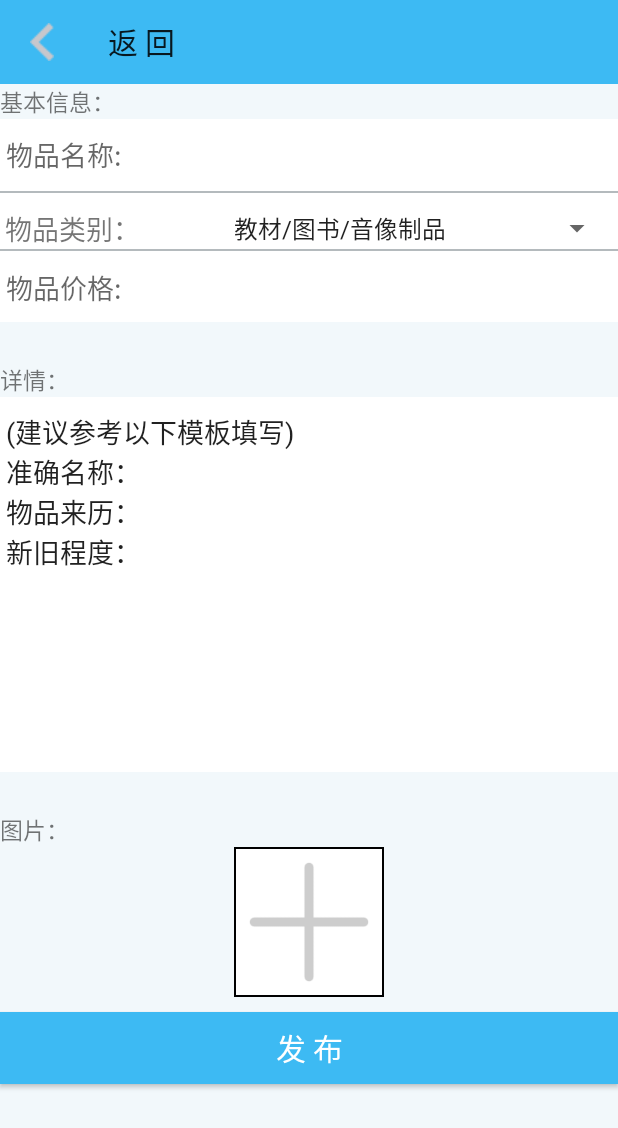
After one commit to smoooom/second-hand-goods, an Android app: the layout activity_add_goods.xml on its own in the app's theme, with its tools: preview values and no code run, on a phone screen of 412 x 824 dp. The commit adds this screen. Shown: the top 1128 px of the screen. Run offline under Robolectric (Android 15) with nearby library versions, the phone set to English and light mode, and no system bars.

Commit message:
wsd_push_1

```diff
--- a/app/src/main/AndroidManifest.xml
+++ b/app/src/main/AndroidManifest.xml
@@ -1,6 +1,6 @@
 <?xml version="1.0" encoding="utf-8"?>
 <manifest xmlns:android="http://schemas.android.com/apk/res/android"
-    xmlns:tools="http://schemas.android.com/tools" >
+    xmlns:tools="http://schemas.android.com/tools">
 
     <application
         android:allowBackup="true"
@@ -11,7 +11,10 @@
         android:roundIcon="@mipmap/ic_launcher_round"
         android:supportsRtl="true"
         android:theme="@style/Theme.MyApplication"
-        tools:targetApi="31" >
+        tools:targetApi="31">
+        <activity
+            android:name=".activity.AddGoodsActivity"
+            android:exported="false" />
         <activity
             android:name=".activity.UserActivity"
             android:exported="false"
@@ -22,7 +25,7 @@
             android:exported="false" />
         <activity
             android:name=".MainActivity"
-            android:exported="true" >
+            android:exported="true">
             <intent-filter>
                 <action android:name="android.intent.action.MAIN" />
 
@@ -30,5 +33,6 @@
             </intent-filter>
         </activity>
     </application>
+    <uses-permission android:name="android.permission.READ_EXTERNAL_STORAGE" />
 
 </manifest>
--- a/app/src/main/java/com/example/myapplication/DataBase/DBUtil.java
+++ b/app/src/main/java/com/example/myapplication/DataBase/DBUtil.java
@@ -17,7 +17,7 @@ public class DBUtil extends SQLiteOpenHelper {
 
     public static SQLiteDatabase db = null;//通过db进行数据库操作
 
-    private static final int VERSION = 15;//版本 //每一次对数据库进行操作该数据都会加1
+    private static final int VERSION = 17;//版本 //每一次对数据库进行操作该数据都会加1
 
     public DBUtil(Context context){
         super(context,DB_NAME,null,VERSION,null);
--- a/app/src/main/java/com/example/myapplication/MainActivity.java
+++ b/app/src/main/java/com/example/myapplication/MainActivity.java
@@ -13,6 +13,7 @@ import android.widget.Toast;
 
 import com.example.myapplication.Dao.UserDao;
 import com.example.myapplication.DataBase.DBUtil;
+import com.example.myapplication.activity.AddGoodsActivity;
 import com.example.myapplication.activity.SignUp;
 import com.example.myapplication.activity.UserActivity;
 
@@ -28,7 +29,7 @@ public class MainActivity extends AppCompatActivity {
         SQLiteDatabase db = dbUtil.getWritableDatabase();//获取数据库连接
         DBUtil.db=db;
 
-        Intent intent=new Intent(MainActivity.this, UserActivity.class);
+        Intent intent=new Intent(MainActivity.this, AddGoodsActivity.class);
         startActivity(intent);
 
         // 读取表格信息
--- /dev/null
+++ b/app/src/main/java/com/example/myapplication/activity/AddGoodsActivity.java
@@ -0,0 +1,77 @@
+package com.example.myapplication.activity;
+
+import androidx.appcompat.app.AppCompatActivity;
+import androidx.appcompat.widget.Toolbar;
+
+import android.content.Intent;
+import android.os.Bundle;
+import android.view.View;
+import android.widget.Button;
+import android.widget.EditText;
+import android.widget.ImageView;
+import android.widget.Spinner;
+import android.widget.Toast;
+import android.net.Uri;
+import android.graphics.Bitmap;
+import android.provider.MediaStore;
+import android.app.Activity;
+import com.example.myapplication.MainActivity;
+import com.example.myapplication.R;
+
+public class AddGoodsActivity extends AppCompatActivity {
+
+    @Override
+    protected void onCreate(Bundle savedInstanceState) {
+        super.onCreate(savedInstanceState);
+        setContentView(R.layout.activity_add_goods);
+
+        //实现返回功能
+        Toolbar toolbar=this.findViewById(R.id.sign_up_toolbar);
+        setSupportActionBar(toolbar);
+        toolbar.setNavigationOnClickListener(new View.OnClickListener() {
+            @Override
+            public void onClick(View view) {
+                Intent intent=new Intent(AddGoodsActivity.this, UserActivity.class);
+                startActivity(intent);
+            }
+        });
+
+        EditText name = findViewById(R.id.upload_goods_name);
+        EditText price = findViewById(R.id.upload_goods_price);
+        EditText detail = findViewById(R.id.upload_goods_detail);
+        Spinner category = findViewById(R.id.upload_goods_name_category_spinner);
+        Button upload = findViewById(R.id.upload_button);
+        ImageView image = findViewById(R.id.upload_image);
+
+        image.setOnClickListener(new View.OnClickListener() {
+            @Override
+            public void onClick(View view){
+                Toast.makeText(AddGoodsActivity.this,"upload_image被点击了", Toast.LENGTH_SHORT).show();
+                Intent galleryIntent = new Intent(Intent.ACTION_PICK, MediaStore.Images.Media.EXTERNAL_CONTENT_URI);
+                startActivityForResult(galleryIntent, 1);
+            }
+
+        });
+
+        upload.setOnClickListener(new View.OnClickListener() {
+            @Override
+            public void onClick(View view) {
+                String nameT = name.getText().toString();
+                String priceT = price.getText().toString();
+                String detailT = detail.getText().toString();
+
+
+            if(nameT.isEmpty()){
+                Toast.makeText(AddGoodsActivity.this, "请填写物品名", Toast.LENGTH_SHORT).show();
+            }
+                else if(priceT.isEmpty()){
+                Toast.makeText(AddGoodsActivity.this, "请填写价格", Toast.LENGTH_SHORT).show();
+            }
+                else if(detailT.isEmpty()){
+                Toast.makeText(AddGoodsActivity.this, "请填写详情", Toast.LENGTH_SHORT).show();
+            }
+
+            }
+        });
+    }
+}
--- /dev/null
+++ b/app/src/main/res/drawable/border.xml
@@ -0,0 +1,8 @@
+<?xml version="1.0" encoding="utf-8"?>
+    <shape xmlns:android="http://schemas.android.com/apk/res/android"
+        android:shape="rectangle">
+        <solid android:color="#FFFFFF" /> <!-- 背景填充颜色，白色示例 -->
+        <stroke
+            android:width="1dp"
+        android:color="#000000" /> <!-- 边框颜色，红色示例 -->
+    </shape>
--- /dev/null
+++ b/app/src/main/res/layout/activity_add_goods.xml
@@ -0,0 +1,152 @@
+<?xml version="1.0" encoding="utf-8"?>
+
+<LinearLayout
+xmlns:tools="http://schemas.android.com/tools"
+xmlns:android="http://schemas.android.com/apk/res/android"
+xmlns:app="http://schemas.android.com/apk/res-auto"
+android:layout_width="match_parent"
+android:layout_height="match_parent"
+tools:context=".activity.AddGoodsActivity"
+android:orientation="vertical"
+android:gravity="center_horizontal"
+android:background="#F2F8FB"
+    >
+
+<androidx.appcompat.widget.Toolbar
+    android:id="@+id/sign_up_toolbar"
+    android:layout_width="match_parent"
+    android:layout_height="wrap_content"
+    android:background="#3DBAF3"
+    app:navigationIcon="@drawable/back_arrow"
+    app:title="返 回"/>
+
+    <TextView
+        android:layout_width="match_parent"
+        android:layout_height="wrap_content"
+        android:text="基本信息："
+        android:textSize="15sp" />
+
+    <LinearLayout
+        android:layout_width="match_parent"
+        android:layout_height="match_parent"
+        android:gravity="center_horizontal"
+        android:orientation="vertical"
+        android:paddingLeft="0dp"
+        android:paddingRight="0dp">
+
+
+        <LinearLayout
+            android:layout_width="match_parent"
+            android:layout_height="135dp"
+            android:background="#FFFFFF"
+            android:gravity="center_horizontal"
+            android:orientation="vertical"
+            android:paddingLeft="0dp"
+            android:paddingRight="0dp">
+
+            <EditText
+                android:id="@+id/upload_goods_name"
+                android:layout_width="match_parent"
+                android:layout_height="wrap_content"
+                android:layout_marginTop="0dp"
+                android:backgroundTint="#FFFFFF"
+                android:hint="物品名称:" />
+
+            <View
+                android:layout_width="match_parent"
+                android:layout_height="1dp"
+                android:background="#B4BABD" />
+
+            <LinearLayout
+                android:layout_width="match_parent"
+                android:layout_height="wrap_content"
+                android:layout_marginTop="10dp"
+                android:orientation="horizontal"
+                android:paddingLeft="3dp"
+                android:paddingRight="3dp">
+
+                <TextView
+                    android:layout_width="wrap_content"
+                    android:layout_height="match_parent"
+                    android:layout_weight="1"
+                    android:text="物品类别："
+                    android:textSize="18sp" />
+
+                <Spinner
+                    android:id="@+id/upload_goods_name_category_spinner"
+                    android:layout_width="wrap_content"
+                    android:layout_height="match_parent"
+                    android:layout_weight="1"
+                    android:entries="@array/ctype" />
+            </LinearLayout>
+
+            <View
+                android:layout_width="match_parent"
+                android:layout_height="1dp"
+                android:background="#B4BABD" />
+
+            <EditText
+                android:id="@+id/upload_goods_price"
+                android:layout_width="match_parent"
+                android:layout_height="43dp"
+                android:layout_marginTop="5dp"
+                android:backgroundTint="#FFFFFF"
+                android:hint="物品价格:" />
+        </LinearLayout>
+
+        <TextView
+            android:layout_width="match_parent"
+            android:layout_height="50dp"
+            android:gravity="bottom"
+            android:text="详情："
+            android:textSize="15sp" />
+
+        <LinearLayout
+            android:layout_width="match_parent"
+            android:layout_height="250dp"
+            android:background="#FFFFFF"
+            android:gravity="center_horizontal"
+            android:orientation="vertical"
+            android:paddingLeft="0dp"
+            android:paddingRight="0dp">
+
+            <EditText
+                android:id="@+id/upload_goods_detail"
+                android:layout_width="match_parent"
+                android:layout_height="234dp"
+                android:layout_marginTop="0dp"
+                android:backgroundTint="#FFFFFF"
+                android:gravity="top"
+                android:text="(建议参考以下模板填写)\n准确名称：\n物品来历：\n新旧程度：\n" />
+        </LinearLayout>
+
+        <TextView
+            android:layout_width="match_parent"
+            android:layout_height="50dp"
+            android:gravity="bottom"
+            android:text="图片："
+            android:textSize="15sp" />
+
+
+        <ImageView
+            android:id="@+id/upload_image"
+            android:layout_width="100dp"
+            android:layout_height="100dp"
+            android:background="@drawable/border"
+            android:clickable="true"
+            android:padding="1dp"
+            android:src="@drawable/add" />
+
+        <Button
+            android:id="@+id/upload_button"
+            android:layout_width="match_parent"
+            android:layout_height="wrap_content"
+            android:layout_marginTop="10dp"
+            android:background="#3DBAF3"
+            android:foreground="?android:attr/selectableItemBackground"
+            android:text="发 布"
+            android:textColor="@color/white"
+            android:textSize="20sp" />
+
+    </LinearLayout>
+</LinearLayout>
--- /dev/null
+++ b/app/src/main/res/values/arrays.xml
@@ -0,0 +1,11 @@
+<?xml version="1.0" encoding="utf-8"?>
+<resources>
+    <string-array name="ctype">
+        <item>教材/图书/音像制品</item>
+        <item>手机/电脑/数码产品</item>
+        <item>衣服/鞋子/箱包</item>
+        <item>家具/窗帘/宿舍用品</item>
+        <item>演出展览门票</item>
+        <item>其他</item>
+    </string-array>
+</resources>
```
Also changed, not shown: app/src/main/res/drawable/add.png (added).
